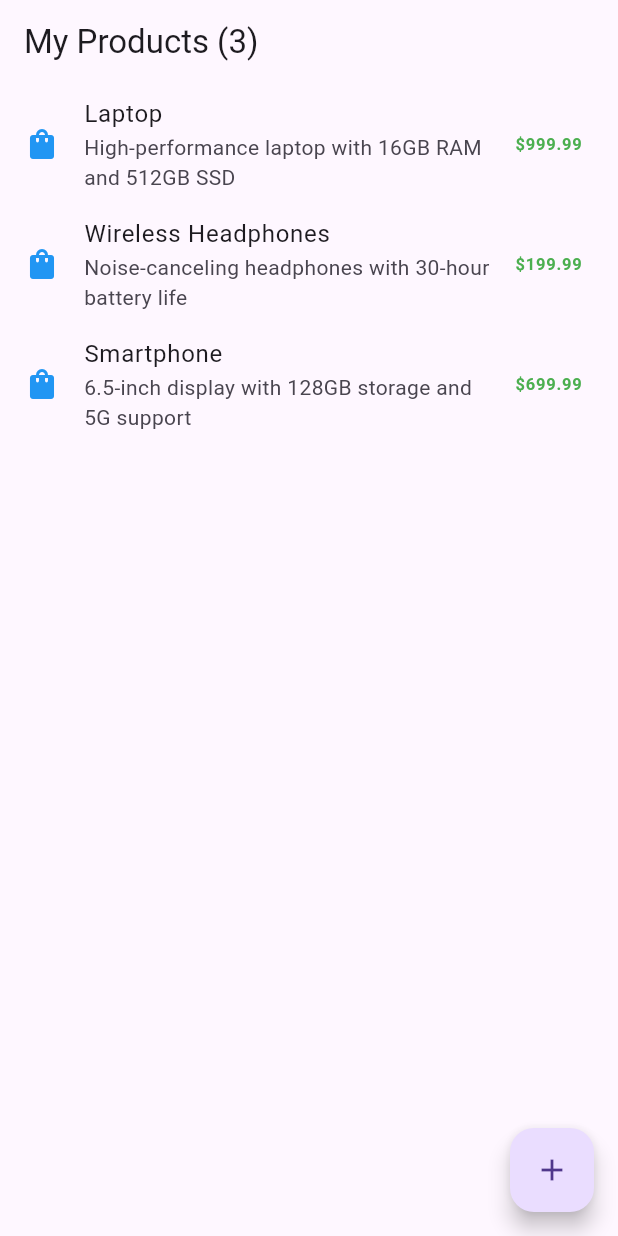
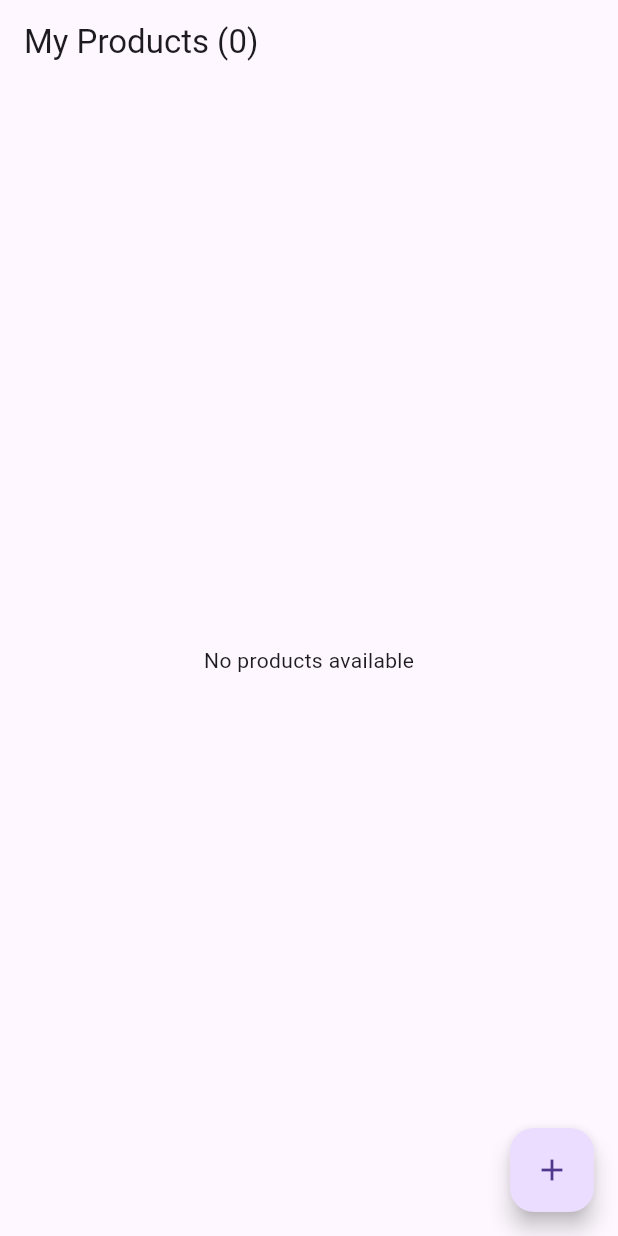
Before and after one commit to Bereket-Ketema/Shopora, a Flutter app: the screen it shows after launch, on a phone screen of 412 x 824 dp. Run offline on Flutter 3.47's test engine with Material 3 defaults, Android fonts, the phone set to English and light mode, and no system bars.

Commit message:
the home page have been arranged

```diff
--- a/lib/screens/home.dart
+++ b/lib/screens/home.dart
@@ -1,5 +1,9 @@
 import 'package:flutter/material.dart';
-import '../models/product.dart';
+import '../domain/entities/product.dart';
+import '../domain/usecases/view_all_products_usecase.dart';
+import '../domain/usecases/delete_product_usecase.dart';
+import '../domain/usecases/usecase.dart';  // ✅ Import for NoParams
+import '../data/repositories/product_repository_impl.dart';
 
 class Home extends StatefulWidget {
   const Home({super.key});
@@ -9,52 +13,60 @@ class Home extends StatefulWidget {
 }
 
 class _HomeState extends State<Home> {
-  List<Product> products = [
-    Product(
-      id: '1',
-      title: 'Laptop',
-      description: 'High-performance laptop with 16GB RAM and 512GB SSD',
-      price: 999.99,
-    ),
-    Product(
-      id: '2',
-      title: 'Wireless Headphones',
-      description: 'Noise-canceling headphones with 30-hour battery life',
-      price: 199.99,
-    ),
-    Product(
-      id: '3',
-      title: 'Smartphone',
-      description: '6.5-inch display with 128GB storage and 5G support',
-      price: 699.99,
-    ),
-  ];
+  // Initialize repository and use cases
+  final _repository = ProductRepositoryImpl();
+  late final ViewAllProductsUsecase _viewAllProductsUsecase;
+  late final DeleteProductUsecase _deleteProductUsecase;
+
+  List<Product> _products = [];
+  bool _isLoading = true;
+
+  @override
+  void initState() {
+    super.initState();
+    _viewAllProductsUsecase = ViewAllProductsUsecase(_repository);
+    _deleteProductUsecase = DeleteProductUsecase(_repository);
+    _loadProducts();
+  }
+
+  Future<void> _loadProducts() async {
+    setState(() => _isLoading = true);
+    _products = await _viewAllProductsUsecase(const NoParams());  // ✅ Use const
+    setState(() => _isLoading = false);
+  }
+
+  Future<void> _deleteProduct(String id) async {
+    await _deleteProductUsecase(id);
+    await _loadProducts();
+  }
 
   @override
   Widget build(BuildContext context) {
     return Scaffold(
       appBar: AppBar(
-        title: Text('My Products (${products.length})'),
+        title: Text('My Products (${_products.length})'),
       ),
-      body: ListView.builder(
-        itemCount: products.length,
+      body: _isLoading
+          ? const Center(child: CircularProgressIndicator())
+          : _products.isEmpty
+              ? const Center(child: Text('No products available'))
+              : ListView.builder(
+                  itemCount: _products.length,
                   itemBuilder: (context, index) {
-          var item = products[index];
-
+                    final product = _products[index];
                     return ListTile(
-            title: Text(item.title),
+                      title: Text(product.title),
                       leading: const Icon(Icons.shopping_bag, color: Colors.blue),
-            subtitle: Text(item.description),
+                      subtitle: Text(product.description),
                       trailing: Text(
-              '\$${item.price}',
+                        '\$${product.price}',
                         style: const TextStyle(
                           fontWeight: FontWeight.bold,
                           color: Colors.green,
                         ),
                       ),
                       onTap: () {
-              // ✅ Navigate to Detail and wait for result
-              _navigateToDetail(item);
+                        _navigateToDetail(product);
                       },
                     );
                   },
@@ -73,17 +85,8 @@ class _HomeState extends State<Home> {
       arguments: null,
     );
 
-    if (result is Product) {
-      setState(() {
-        products.add(result);
-      });
-
-      ScaffoldMessenger.of(context).showSnackBar(
-        SnackBar(
-          content: Text('${result.title} added successfully!'),
-          backgroundColor: Colors.green,
-        ),
-      );
+    if (result == true) {
+      await _loadProducts();
     }
   }
 
@@ -94,32 +97,8 @@ class _HomeState extends State<Home> {
       arguments: product,
     );
 
-    // ✅ Handle result from Detail screen
-    if (result is Product) {
-      // Product was updated
-      final index = products.indexWhere((p) => p.id == result.id);
-      if (index != -1) {
-        setState(() {
-          products[index] = result;
-        });
-        ScaffoldMessenger.of(context).showSnackBar(
-          SnackBar(
-            content: Text('${result.title} updated successfully!'),
-            backgroundColor: Colors.blue,
-          ),
-        );
-      }
-    } else if (result == 'delete') {
-      // Product was deleted
-      setState(() {
-        products.removeWhere((p) => p.id == product.id);
-      });
-      ScaffoldMessenger.of(context).showSnackBar(
-        SnackBar(
-          content: Text('${product.title} deleted successfully!'),
-          backgroundColor: Colors.red,
-        ),
-      );
+    if (result == true || result == 'delete') {
+      await _loadProducts();
     }
   }
 }
```
Lines whose indentation alone changed are shown as unchanged.
